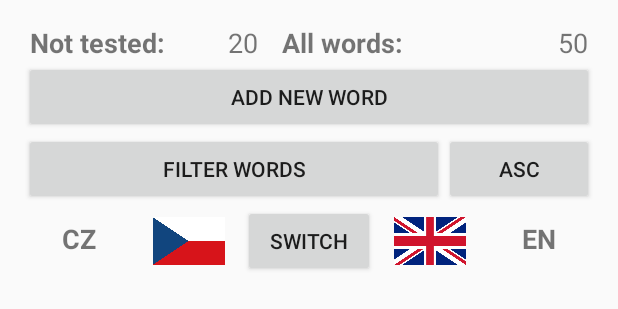
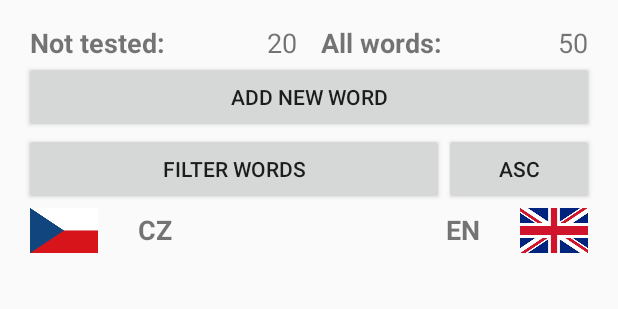
Before and after one commit to Mettyl/SDMFlash, an Android app: the layout your_words_recycler_head.xml on its own in the app's theme, with its tools: preview values and no code run, on a phone screen of 412 x 824 dp. Shown: the top 309 px of the screen. Run offline under Robolectric (Android 15) with nearby library versions, the phone set to English and light mode, and no system bars.

Commit message:
Opravy YourWords fragmentu

```diff
--- a/app/src/main/java/com/sdm/sdmflash/fragmentYourWords/YourWordsRecyclerAdapter.java
+++ b/app/src/main/java/com/sdm/sdmflash/fragmentYourWords/YourWordsRecyclerAdapter.java
@@ -4,7 +4,6 @@ import android.content.Context;
 import android.content.res.Resources;
 import android.support.v4.content.ContextCompat;
 import android.support.v7.widget.RecyclerView;
-import android.util.Log;
 import android.view.LayoutInflater;
 import android.view.View;
 import android.view.ViewGroup;
@@ -99,7 +98,6 @@ public class YourWordsRecyclerAdapter extends RecyclerView.Adapter<RecyclerView.
                 case R.id.your_words_popup_item_difficulty:
 
                     if (!withHeaders || list.get(i).getFile().getId() == file) {
-                        Log.i("debug", "word added");
                         newList.add(new AdapterRow(list.get(i).getWord(), list.get(i).getTranslation(), list.get(i).getId(), Type.WORD, false));
 
                     } else {
--- a/app/src/main/java/com/sdm/sdmflash/fragmentYourWords/YourWordsViewModel.java
+++ b/app/src/main/java/com/sdm/sdmflash/fragmentYourWords/YourWordsViewModel.java
@@ -23,6 +23,10 @@ public class YourWordsViewModel extends AndroidViewModel {
 
     public YourWordsViewModel(@NonNull Application application) {
         super(application);
+    }
+
+    public LiveData<List<Word>> getWords() {
+        return words;
     }
 
     public LiveData<List<Word>> getWordsByAlphabet() {
--- a/app/src/main/res/layout/your_words_recycler_head.xml
+++ b/app/src/main/res/layout/your_words_recycler_head.xml
@@ -17,6 +17,8 @@
         android:text="@string/all_words"
         android:textSize="18sp"
         android:textStyle="bold"
+        android:ellipsize="end"
+        android:maxLines="1"
         app:layout_constraintEnd_toStartOf="@+id/your_words_recycler_header_words_count_tv"
         app:layout_constraintHorizontal_chainStyle="spread_inside"
         app:layout_constraintStart_toStartOf="@+id/guideline"
@@ -32,6 +34,8 @@
         android:gravity="end"
         android:textAlignment="textEnd"
         android:textSize="18sp"
+        android:ellipsize="end"
+        android:maxLines="1"
         app:layout_constraintEnd_toEndOf="parent"
         app:layout_constraintHorizontal_bias="0.5"
         app:layout_constraintStart_toEndOf="@+id/textView5"
@@ -65,69 +69,60 @@
         android:layout_width="100dp"
         android:layout_height="wrap_content"
         android:layout_marginEnd="16dp"
-        android:text="ASC"
         app:layout_constraintBaseline_toBaselineOf="@+id/your_words_recycler_header_filter_words_button"
         app:layout_constraintEnd_toEndOf="parent"
         app:layout_constraintHorizontal_bias="0.5"
-        app:layout_constraintStart_toEndOf="@+id/your_words_recycler_header_filter_words_button" />
+        app:layout_constraintStart_toEndOf="@+id/your_words_recycler_header_filter_words_button"
+        tools:text="ASC" />
 
-    <Button
-        android:id="@+id/your_words_recycler_header_switch_button"
-        android:layout_width="wrap_content"
+    <TextView
+        android:id="@+id/your_words_recycler_header_left_tv"
+        android:layout_width="52dp"
         android:layout_height="wrap_content"
-        android:text="Switch"
-        app:layout_constraintEnd_toStartOf="@+id/your_words_recycler_header_rigth_iv"
+        android:layout_marginLeft="8dp"
+        android:layout_marginStart="8dp"
+        android:layout_marginTop="4dp"
+        android:text="CZ"
+        android:textAlignment="center"
+        android:textSize="18sp"
+        android:textStyle="bold"
         app:layout_constraintStart_toEndOf="@+id/your_words_recycler_header_left_iv"
         app:layout_constraintTop_toBottomOf="@+id/your_words_recycler_header_filter_words_button" />
 
     <TextView
-        android:id="@+id/your_words_recycler_header_left_tv"
-        android:layout_width="0dp"
+        android:id="@+id/your_words_recycler_header_right_tv"
+        android:layout_width="52dp"
         android:layout_height="wrap_content"
-        android:layout_marginStart="16dp"
-        android:layout_marginTop="2dp"
-        android:text="CZ"
-        android:textAlignment="center"
-        android:textSize="18sp"
-        android:textStyle="bold"
-        app:layout_constraintEnd_toStartOf="@+id/your_words_recycler_header_left_iv"
-        app:layout_constraintStart_toStartOf="parent"
-        app:layout_constraintTop_toTopOf="@+id/your_words_recycler_header_left_iv" />
-
-    <TextView
-        android:id="@+id/your_words_recycler_header_right_tv"
-        android:layout_width="0dp"
-        android:layout_height="wrap_content"
-        android:layout_marginEnd="16dp"
-        android:layout_marginTop="2dp"
+        android:layout_marginEnd="8dp"
+        android:layout_marginRight="8dp"
+        android:layout_marginTop="4dp"
         android:text="EN"
         android:textAlignment="center"
         android:textSize="18sp"
         android:textStyle="bold"
-        app:layout_constraintEnd_toEndOf="parent"
-        app:layout_constraintStart_toEndOf="@+id/your_words_recycler_header_rigth_iv"
-        app:layout_constraintTop_toTopOf="@+id/your_words_recycler_header_rigth_iv" />
+        app:layout_constraintEnd_toStartOf="@+id/your_words_recycler_header_rigth_iv"
+        app:layout_constraintTop_toBottomOf="@+id/your_words_recycler_header_filter_words_button" />
 
     <ImageView
         android:id="@+id/your_words_recycler_header_left_iv"
-        android:layout_width="0dp"
-        android:layout_height="0dp"
-        app:layout_constraintBottom_toBottomOf="@+id/your_words_recycler_header_rigth_iv"
-        app:layout_constraintEnd_toStartOf="@+id/your_words_recycler_header_switch_button"
-        app:layout_constraintStart_toEndOf="@+id/your_words_recycler_header_left_tv"
-        app:layout_constraintTop_toTopOf="@+id/your_words_recycler_header_rigth_iv"
+        android:layout_width="53dp"
+        android:layout_height="30dp"
+        android:layout_marginLeft="16dp"
+        android:layout_marginStart="16dp"
+        android:layout_marginTop="2dp"
+        app:layout_constraintStart_toStartOf="parent"
+        app:layout_constraintTop_toBottomOf="@+id/your_words_recycler_header_filter_words_button"
         app:srcCompat="@drawable/cz_flag" />
 
     <ImageView
         android:id="@+id/your_words_recycler_header_rigth_iv"
-        android:layout_width="0dp"
-        android:layout_height="0dp"
-        android:layout_marginBottom="8dp"
-        android:layout_marginTop="8dp"
-        app:layout_constraintBottom_toBottomOf="@+id/your_words_recycler_header_switch_button"
-        app:layout_constraintEnd_toStartOf="@+id/your_words_recycler_header_right_tv"
-        app:layout_constraintStart_toEndOf="@+id/your_words_recycler_header_switch_button"
-        app:layout_constraintTop_toTopOf="@+id/your_words_recycler_header_switch_button"
+        android:layout_width="53dp"
+        android:layout_height="30dp"
+        android:layout_marginEnd="16dp"
+        android:layout_marginRight="16dp"
+        android:layout_marginTop="2dp"
+        app:layout_constraintEnd_toEndOf="parent"
+        app:layout_constraintTop_toBottomOf="@+id/your_words_recycler_header_filter_words_button"
         app:srcCompat="@drawable/gb_flag" />
 
     <android.support.constraint.Guideline
@@ -135,7 +130,7 @@
         android:layout_width="wrap_content"
         android:layout_height="wrap_content"
         android:orientation="vertical"
-        app:layout_constraintGuide_begin="180dp" />
+        app:layout_constraintGuide_percent="0.5" />
 
     <TextView
         android:id="@+id/textView2"
@@ -146,6 +141,8 @@
         android:text="Not tested:"
         android:textSize="18sp"
         android:textStyle="bold"
+        android:ellipsize="end"
+        android:maxLines="1"
         app:layout_constraintStart_toStartOf="parent"
         app:layout_constraintTop_toTopOf="parent" />
 
@@ -159,6 +156,8 @@
         android:gravity="end"
         android:textAlignment="textEnd"
         android:textSize="18sp"
+        android:ellipsize="end"
+        android:maxLines="1"
         app:layout_constraintEnd_toStartOf="@+id/guideline"
         app:layout_constraintStart_toEndOf="@+id/textView2"
         app:layout_constraintTop_toTopOf="parent"
```
Also changed, not shown: app/src/main/java/com/sdm/sdmflash/fragmentYourWords/YourWordsFragment.java (+39 -4 lines).
